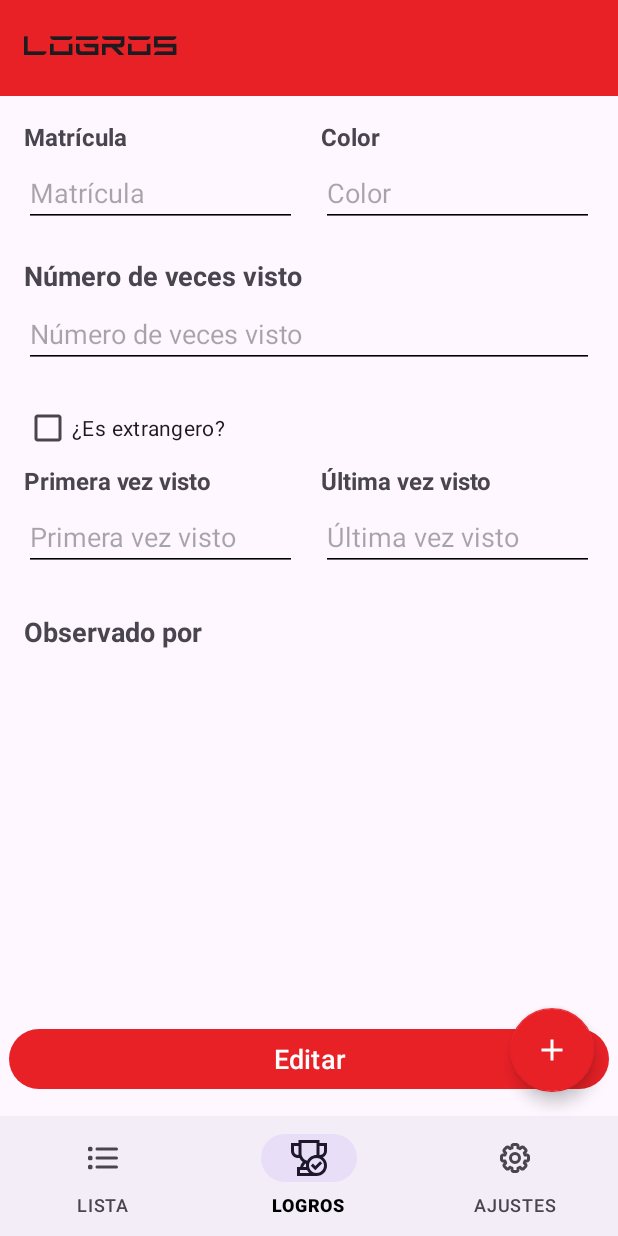
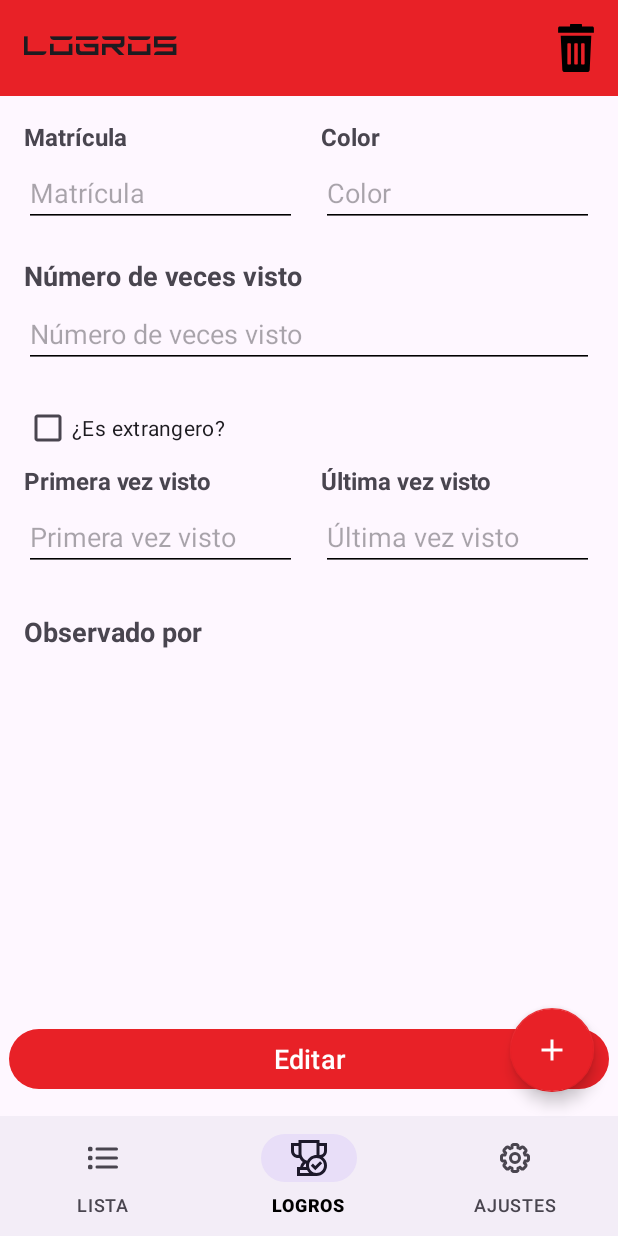
Before and after one commit to dsierra-97/TeslaTracker, an Android app: the fragment DetailFragment placed in its activity, on a phone screen of 412 x 824 dp. Run offline under Robolectric (Android 15) with nearby library versions, the phone set to English and light mode, and no system bars; our stand-ins replace Dagger/Hilt's generated code, Room's generated code, navigation-ui; 1 statement that could not run was skipped.

Commit message:
implementación metodo delete en DetailFragment con mensajes de confirmacion.

```diff
--- a/app/src/main/java/com/sierrapor/teslatracker/MainActivity.java
+++ b/app/src/main/java/com/sierrapor/teslatracker/MainActivity.java
@@ -38,7 +38,6 @@ public class MainActivity extends AppCompatActivity {
         super.onCreate(savedInstanceState);
         EdgeToEdge.enable(this);
         setContentView(R.layout.activity_main);
-        TeslaViewModel teslaViewModel = new ViewModelProvider(this).get(TeslaViewModel.class);
         Toolbar toolbar = findViewById(R.id.toolbar);
         setSupportActionBar(toolbar);
         BottomNavigationView bottomNavView = findViewById(R.id.bottom_nav_view);
--- /dev/null
+++ b/app/src/main/res/drawable/delete.xml
@@ -0,0 +1,12 @@
+<vector xmlns:android="http://schemas.android.com/apk/res/android"
+    android:width="800dp"
+    android:height="800dp"
+    android:viewportWidth="408.48"
+    android:viewportHeight="408.48">
+  <path
+      android:pathData="M87.75,388.78c0.46,11.01 9.52,19.7 20.54,19.7h191.91c11.02,0 20.08,-8.69 20.54,-19.7l13.7,-289.32H74.04L87.75,388.78zM247.65,171.33c0,-4.61 3.74,-8.35 8.35,-8.35h13.35c4.61,0 8.35,3.74 8.35,8.35v165.29c0,4.61 -3.74,8.35 -8.35,8.35h-13.35c-4.61,0 -8.35,-3.74 -8.35,-8.35V171.33zM189.22,171.33c0,-4.61 3.74,-8.35 8.35,-8.35h13.35c4.61,0 8.35,3.74 8.35,8.35v165.29c0,4.61 -3.74,8.35 -8.35,8.35h-13.35c-4.61,0 -8.35,-3.74 -8.35,-8.35V171.33L189.22,171.33zM130.77,171.33c0,-4.61 3.74,-8.35 8.35,-8.35h13.36c4.61,0 8.35,3.74 8.35,8.35v165.29c0,4.61 -3.74,8.35 -8.35,8.35h-13.36c-4.61,0 -8.35,-3.74 -8.35,-8.35V171.33z"
+      android:fillColor="#000000"/>
+  <path
+      android:pathData="M343.57,21.04h-88.54V4.3c0,-2.38 -1.93,-4.3 -4.3,-4.3h-92.97c-2.38,0 -4.3,1.93 -4.3,4.3v16.74H64.92c-7.13,0 -12.9,5.78 -12.9,12.9V74.47h304.45V33.94C356.47,26.82 350.69,21.04 343.57,21.04z"
+      android:fillColor="#000000"/>
+</vector>
--- /dev/null
+++ b/app/src/main/res/menu/detail_menu.xml
@@ -0,0 +1,8 @@
+<menu xmlns:android="http://schemas.android.com/apk/res/android"
+    xmlns:app="http://schemas.android.com/apk/res-auto">
+    <item
+        android:id="@+id/action_delete"
+        android:icon="@drawable/delete"
+        android:title="@string/delete"
+        app:showAsAction="always" />
+</menu>
--- a/app/src/main/res/values/strings.xml
+++ b/app/src/main/res/values/strings.xml
@@ -46,6 +46,9 @@
     <!-- Detail -->
     <string name="details">Detalles</string>
     <string name="edit">Editar</string>
+    <string name="delete">Eliminar</string>
+    <string name="delete_confirmation_title">Confirmar eliminación</string>
+    <string name="delete_confirmation_message">¿Seguro que desea eliminar este Tesla?</string>
     <string name="seen_by">Observado por</string>
     <string name="select_a_player">Selecciona un jugador</string>
     <string name="first_time_seen_hint">Primera vez visto</string>
```
Also changed, not shown: app/src/main/java/com/sierrapor/teslatracker/detail/DetailFragment.java (+69 -1 lines), app/src/main/res/layout/dialog_delete_confirmation.xml (added, +15 -0 lines), app/src/main/res/drawable/eliminado.png (added), 1 other file.
